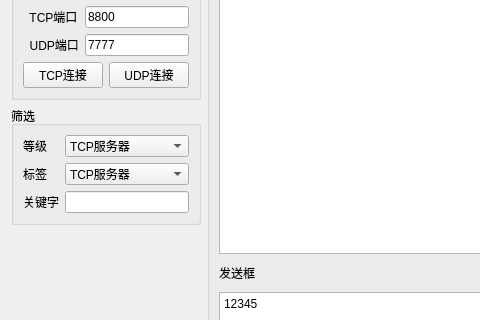
First picture: the form in src/ui/ORIR_Debug_LogAnalysis_Page.ui, repository zhangfengqilk/ORIR_Debug_Client, before the edit; both pictures show x 0 to 480 and y 94 to 414 of the 992 by 725 pixel window.
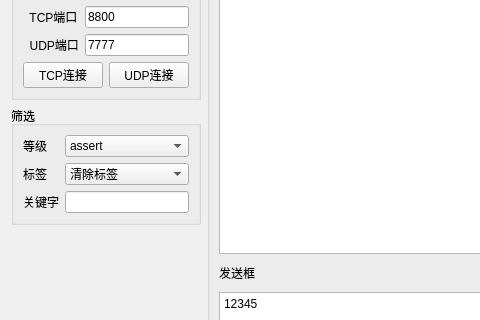
Second picture: the form after the edit.

The edit to the form file:
```diff
--- a/src/ui/ORIR_Debug_LogAnalysis_Page.ui
+++ b/src/ui/ORIR_Debug_LogAnalysis_Page.ui
@@ -128,7 +128,7 @@
            <widget class="QComboBox" name="net_type_cbb_2">
             <item>
              <property name="text">
-              <string>TCP服务器</string>
+              <string>assert</string>
              </property>
             </item>
             <item>
@@ -159,7 +159,7 @@
            <widget class="QComboBox" name="net_type_cbb_3">
             <item>
              <property name="text">
-              <string>TCP服务器</string>
+              <string>清除标签</string>
              </property>
             </item>
             <item>
```
Left out of the diff: 39 changed lines with no effect on the pictures.
